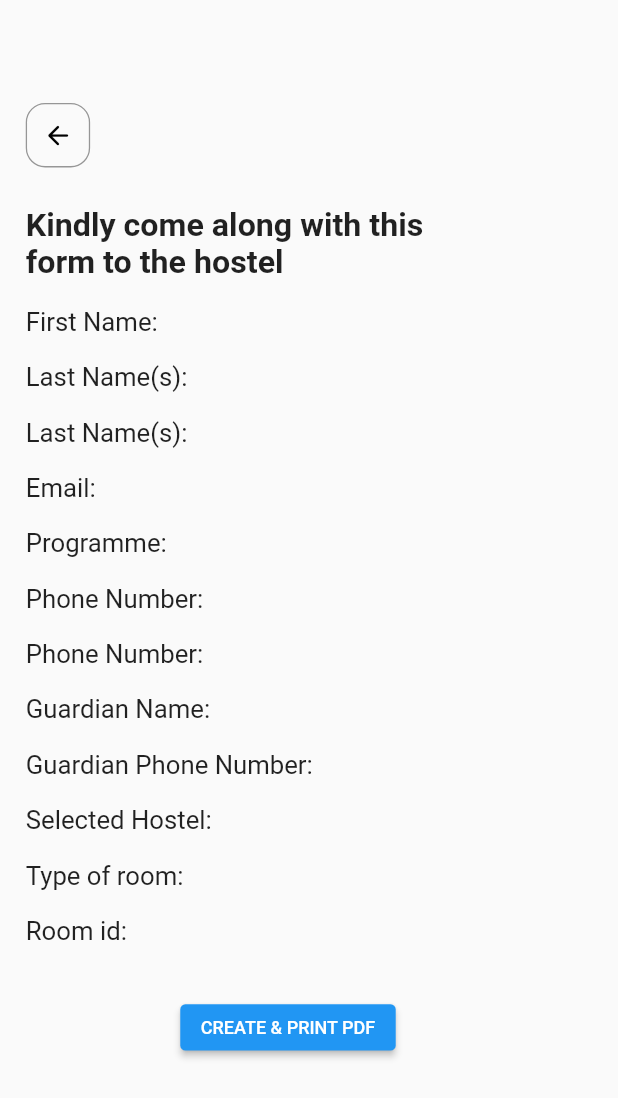
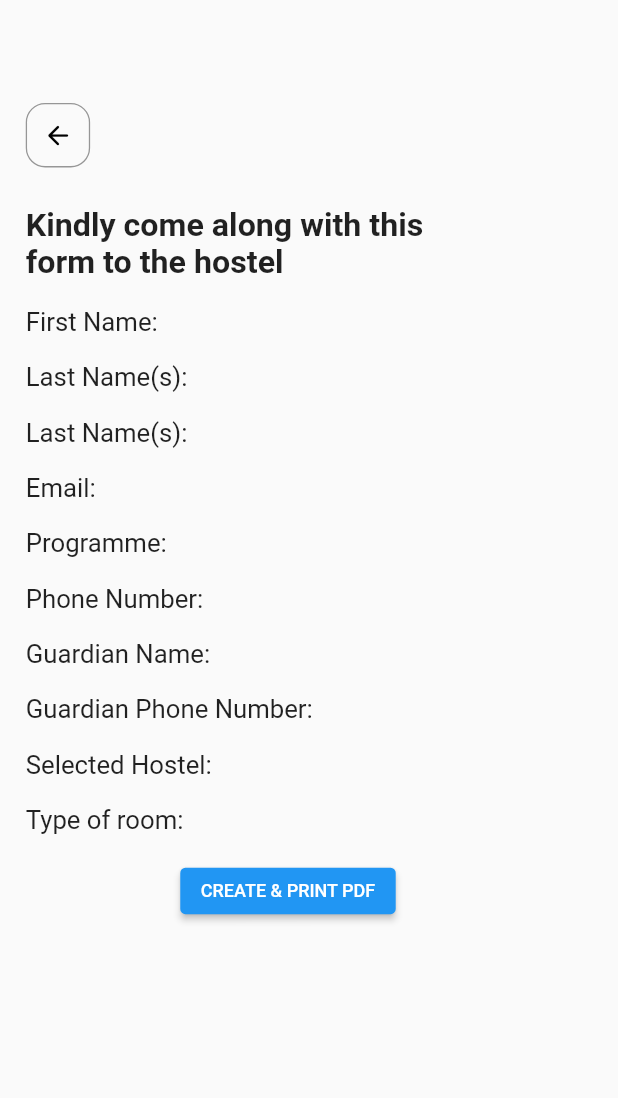
Before and after one commit to Formula-1-One/Formula1-Hostel-Booking-Frontend, a Flutter app: the PrintPage screen opened directly with empty values, on a phone screen of 412 x 824 dp. Shown: the top 1098 px of the screen. Run offline on Flutter 3.47's test engine with Material 2 defaults, Android fonts, the phone set to English and light mode, and no system bars; our stand-ins replace animated_text_kit, carousel_pro, flip_card, google_fonts, hexcolor, like_button and 3 more; missing offline and left inert: email_auth.

Commit message:
update 10

```diff
--- a/lib/pages_booking/four_in_one.dart
+++ b/lib/pages_booking/four_in_one.dart
@@ -103,7 +103,7 @@ class _FourInOneState extends State<FourInOne> {
                             fontSize: 30,
                           ),),
                         SizedBox(width: 50,),
-                        Text('4000 cedis',
+                        Text('GHS 4000 ',
                           style: TextStyle(
                             color: Colors.white,
                             fontSize: 30,
@@ -169,7 +169,7 @@ class _FourInOneState extends State<FourInOne> {
                             fontSize: 30,
                           ),),
                         SizedBox(width: 50,),
-                        Text('4000 cedis',
+                        Text('GHS 4000 ',
                           style: TextStyle(
                             color: Colors.white,
                             fontSize: 30,
--- a/lib/pages_booking/one_in_one.dart
+++ b/lib/pages_booking/one_in_one.dart
@@ -99,7 +99,7 @@ class _OneInOneState extends State<OneInOne> {
                               fontSize: 30,
                             ),),
                           SizedBox(width: 50,),
-                          Text('8000 cedis',
+                          Text('GHS 8000',
                             style: TextStyle(
                               color: Colors.white,
                               fontSize: 30,
@@ -165,7 +165,7 @@ class _OneInOneState extends State<OneInOne> {
                             fontSize: 30,
                           ),),
                         SizedBox(width: 50,),
-                        Text('8000 cedis',
+                        Text('GHS 8000',
                           style: TextStyle(
                             color: Colors.white,
                             fontSize: 30,
--- a/lib/pages_booking/three_in_one.dart
+++ b/lib/pages_booking/three_in_one.dart
@@ -96,7 +96,7 @@ class _ThreeInOneState extends State<ThreeInOne> {
                               fontSize: 30,
                             ),),
                           SizedBox(width: 50,),
-                          Text('4800 cedis',
+                          Text('GHS 4800',
                             style: TextStyle(
                               color: Colors.white,
                               fontSize: 30,
@@ -162,7 +162,7 @@ class _ThreeInOneState extends State<ThreeInOne> {
                             fontSize: 30,
                           ),),
                         SizedBox(width: 50,),
-                        Text('4800 cedis',
+                        Text('GHS 4800',
                           style: TextStyle(
                             color: Colors.white,
                             fontSize: 30,
--- a/lib/pages_booking/two_in_one.dart
+++ b/lib/pages_booking/two_in_one.dart
@@ -96,7 +96,7 @@ class _TwoInOneState extends State<TwoInOne> {
                               fontSize: 30,
                             ),),
                           SizedBox(width: 50,),
-                          Text('5400 cedis',
+                          Text('GHS 5400',
                             style: TextStyle(
                               color: Colors.white,
                               fontSize: 30,
@@ -162,7 +162,7 @@ class _TwoInOneState extends State<TwoInOne> {
                             fontSize: 30,
                           ),),
                         SizedBox(width: 50,),
-                        Text('5400 cedis',
+                        Text('GHS 5400',
                           style: TextStyle(
                             color: Colors.white,
                             fontSize: 30,
--- a/lib/pages_printing/print_page.dart
+++ b/lib/pages_printing/print_page.dart
@@ -11,13 +11,13 @@ import 'package:printing/printing.dart';
 
 class PrintPage extends StatelessWidget {
 
-  late String firstName,lastName,gender,email, programme, phoneNumber, reference_number, guardianName,
-      guardianPhoneNumber, hostel, roomType, room_type_id;
+  late String firstName,lastName,gender,email, programme, phoneNumber, guardianName,
+      guardianPhoneNumber, hostel, roomType;
 
   PrintPage ({required this.firstName, required this.lastName,required this.gender,
-    required this.email, required this.programme, required this.phoneNumber, required this.reference_number,
+    required this.email, required this.programme, required this.phoneNumber,
     required this.guardianName,required this.guardianPhoneNumber,
-    required this.hostel, required this.roomType, required this.room_type_id});
+    required this.hostel, required this.roomType,});
 
    Future<void> _createPdf() async {
     final doc = pw.Document();
@@ -47,8 +47,8 @@ class PrintPage extends StatelessWidget {
                     pw.SizedBox(height: 15,),
                     pw.Text('Phone Number :  ${phoneNumber} ', style:  pw.TextStyle( fontSize: 20)),
                     pw.SizedBox(height: 15,),
-                    pw.Text('Phone Number :  ${reference_number} ', style:  pw.TextStyle( fontSize: 20)),
-                    pw.SizedBox(height: 15,),
+                   // pw.Text('Phone Number :  ${reference_number} ', style:  pw.TextStyle( fontSize: 20)),
+                    //pw.SizedBox(height: 15,),
                     pw.Text('Guardian Name : ${guardianName}', style:  pw.TextStyle( fontSize: 20)),
                     pw.SizedBox(height: 15,),
                     pw.Text('Guardian Phone Number : ${guardianPhoneNumber} ', style:  pw.TextStyle( fontSize: 20)),
@@ -56,8 +56,8 @@ class PrintPage extends StatelessWidget {
                     pw.Text('Selected Hostel : ${hostel}', style:  pw.TextStyle( fontSize: 20)),
                     pw.SizedBox( height: 15,),
                     pw.Text('Type of room : ${roomType}', style:  pw.TextStyle( fontSize: 20)),
-                    pw.SizedBox( height: 15,),
-                    pw.Text('Room id : ${room_type_id}', style:  pw.TextStyle( fontSize: 20)),
+                    //pw.SizedBox( height: 15,),
+                    //pw.Text('Room id : ${room_type_id}', style:  pw.TextStyle( fontSize: 20)),
                     pw.SizedBox( height: 30,),
                     pw.Text('Make payment at ANY BRANCH OF GHANA COMMERCIAL BANK\n'
                             ' into this bank account (40100112309748).    ',
@@ -123,8 +123,8 @@ class PrintPage extends StatelessWidget {
                     const SizedBox(height: 20,),
                     Text('Phone Number: ${phoneNumber}', style: const TextStyle( fontSize: 20)),
                     const SizedBox(height: 20,),
-                    Text('Phone Number: ${reference_number}', style: const TextStyle( fontSize: 20)),
-                    const SizedBox(height: 20,),
+                    //Text('Phone Number: ${reference_number}', style: const TextStyle( fontSize: 20)),
+                    //const SizedBox(height: 20,),
                     Text('Guardian Name: ${guardianName}', style: const TextStyle( fontSize: 20)),
                     const SizedBox(height: 20,),
                     Text('Guardian Phone Number: ${guardianPhoneNumber}', style: const TextStyle( fontSize: 20)),
@@ -133,8 +133,8 @@ class PrintPage extends StatelessWidget {
                     const SizedBox( height: 20,),
                     Text('Type of room: ${roomType}', style: const TextStyle( fontSize: 20)),
                     const SizedBox(height: 20,),
-                    Text('Room id: ${room_type_id}', style: const TextStyle( fontSize: 20)),
-                    const SizedBox(height: 40,),
+                    //Text('Room id: ${room_type_id}', style: const TextStyle( fontSize: 20)),
+                    //const SizedBox(height: 40,),
                     Padding(
                       padding: const EdgeInsets.only(left: 120),
                       child: ElevatedButton(
```
Also changed, not shown: lib/pages_booking/stepper_form.dart (+21 -14 lines).
